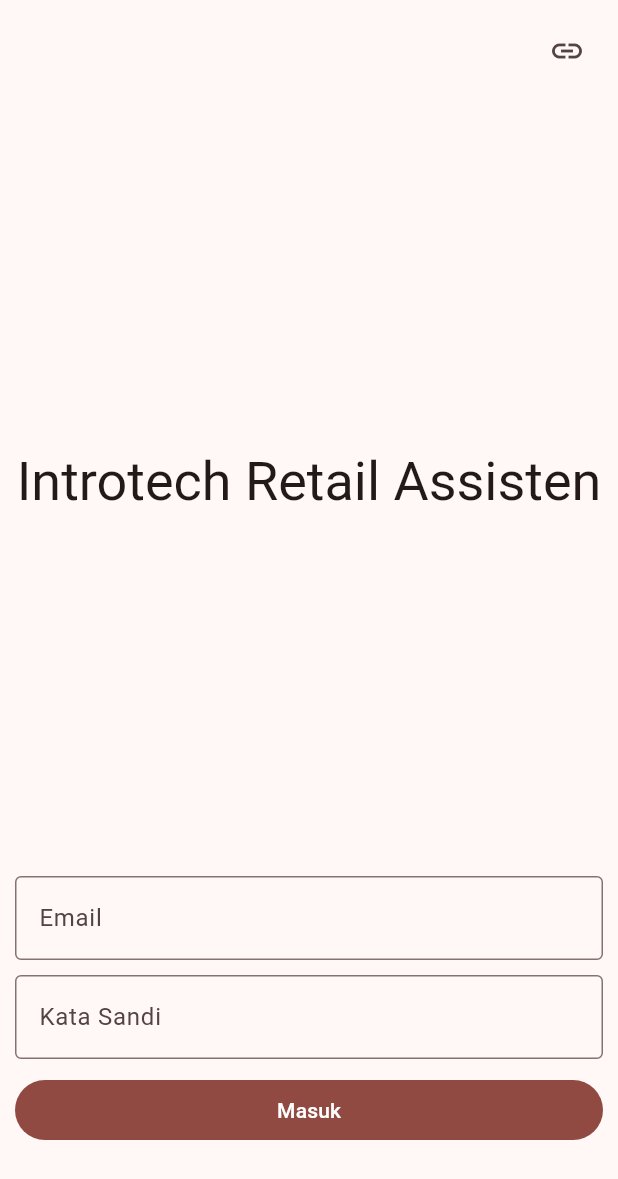
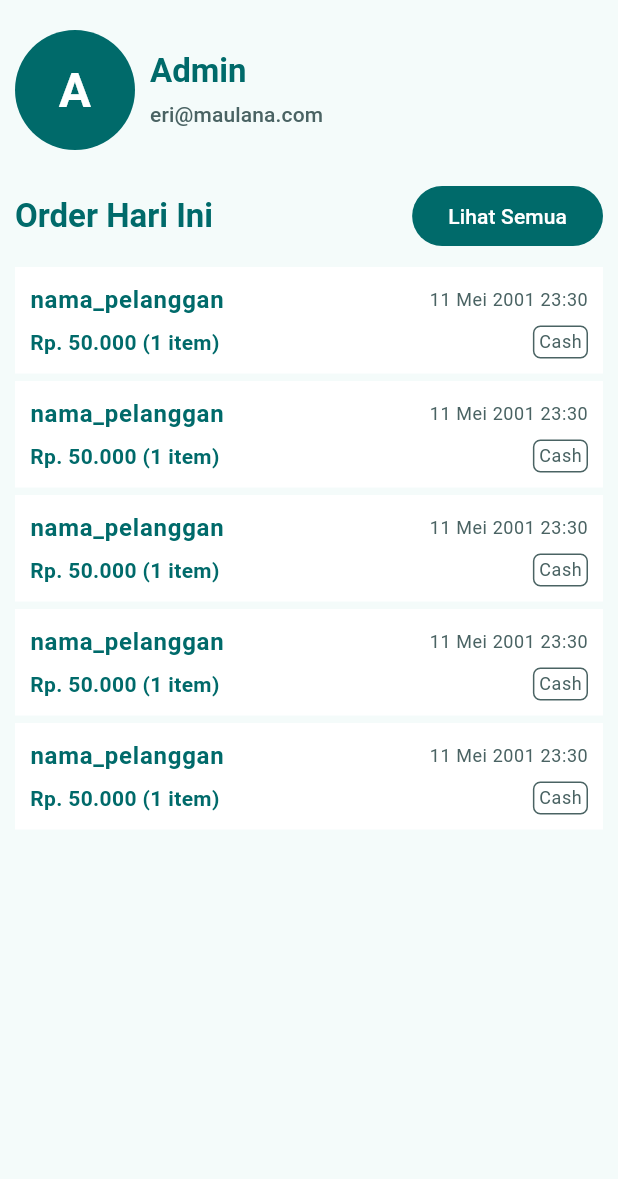
Before and after one commit to eri-maulana/IntraPOS-Mobile, a Flutter app: the screen it shows after launch, after a tap on "Masuk", on a phone screen of 412 x 824 dp. Shown: the top 1179 px of the screen. Run offline on Flutter 3.47's test engine with Material 3 defaults, Android fonts, the phone set to English and light mode, and no system bars; our stand-ins replace dio, freezed_annotation, get_it, pretty_dio_logger, retrofit, shared_preferences; generated files the repository leaves out were written again.

Commit message:
Membangun UI Home Screen

```diff
--- /dev/null
+++ b/lib/app/presentation/home/home_notifier.dart
@@ -0,0 +1,8 @@
+import 'package:intrapos_mobile/core/provider/app_provider.dart';
+
+class HomeNotifier extends AppProvider {
+  @override
+  init(){
+    throw UnimplementedError();
+  }
+}
--- /dev/null
+++ b/lib/app/presentation/home/home_screen.dart
@@ -0,0 +1,186 @@
+import 'package:flutter/material.dart';
+import 'package:intrapos_mobile/app/presentation/home/home_notifier.dart';
+import 'package:intrapos_mobile/core/helper/global_helper.dart';
+import 'package:intrapos_mobile/core/widget/app_widget.dart';
+import 'package:flutter/widgets.dart';
+
+class HomeScreen extends AppWidget<HomeNotifier, void, void> {
+  @override
+  Widget bodyBuild(BuildContext context) {
+    return SafeArea(
+        child: RefreshIndicator(
+            onRefresh: () => notifier.init(),
+            child: ListView(
+              children: [
+                _headerLayout(context),
+                _orderTodayLayout(context),
+              ],
+            )));
+  }
+
+  _headerLayout(BuildContext context) {
+    return Padding(
+      padding: const EdgeInsets.all(10),
+      child: Column(
+        children: [
+          SizedBox(
+            height: 10,
+          ),
+          Row(
+            children: [
+              CircleAvatar(
+                radius: 40,
+                backgroundColor: GlobalHelper.getColorScheme(context).primary,
+                child: Text(
+                  'A',
+                  style: GlobalHelper.getTextTheme(context,
+                          appTextStyle: AppTextStyle.HEADLINE_LARGE)
+                      ?.copyWith(
+                          fontWeight: FontWeight.bold,
+                          color:
+                              GlobalHelper.getColorScheme(context).onPrimary),
+                ),
+              ),
+              SizedBox(
+                width: 10,
+              ),
+              Expanded(
+                child: Column(
+                  crossAxisAlignment: CrossAxisAlignment.start,
+                  children: [
+                    Text(
+                      'Admin',
+                      style: GlobalHelper.getTextTheme(context,
+                              appTextStyle: AppTextStyle.TITLE_LARGE)
+                          ?.copyWith(
+                              color:
+                                  GlobalHelper.getColorScheme(context).primary,
+                              fontWeight: FontWeight.bold),
+                    ),
+                    SizedBox(
+                      height: 5,
+                    ),
+                    Text(
+                      'eri@maulana.com',
+                      style: GlobalHelper.getTextTheme(context,
+                              appTextStyle: AppTextStyle.LABEL_LARGE)
+                          ?.copyWith(
+                              color: GlobalHelper.getColorScheme(context)
+                                  .secondary),
+                    )
+                  ],
+                ),
+              )
+            ],
+          ),
+          SizedBox(
+            height: 10,
+          ),
+        ],
+      ),
+    );
+  }
+
+  _orderTodayLayout(BuildContext context) {
+    return Padding(
+      padding: const EdgeInsets.symmetric(horizontal: 10),
+      child: Column(
+        children: [
+          Row(
+            children: [
+              Expanded(
+                child: Text(
+                  'Order Hari Ini',
+                  style: GlobalHelper.getTextTheme(context,
+                          appTextStyle: AppTextStyle.TITLE_LARGE)
+                      ?.copyWith(
+                          color: GlobalHelper.getColorScheme(context).primary,
+                          fontWeight: FontWeight.bold),
+                ),
+              ),
+              FilledButton(onPressed: () {}, child: Text('Lihat Semua'))
+            ],
+          ),
+          SizedBox(
+            height: 10,
+          ),
+          ListView.separated(
+            physics: NeverScrollableScrollPhysics(),
+            shrinkWrap: true,
+            separatorBuilder: (context, index) => SizedBox(
+              height: 5,
+            ),
+            itemCount: 5,
+            itemBuilder: (context, index) {
+              return _itemOrderLayout(context);
+            },
+          )
+        ],
+      ),
+    );
+  }
+
+  _itemOrderLayout(BuildContext context) {
+    return Container(
+        padding: EdgeInsets.all(10),
+        decoration: BoxDecoration(color: Colors.white),
+        child: Column(
+          children: [
+            Row(
+              mainAxisAlignment: MainAxisAlignment.spaceBetween,
+              children: [
+                Text(
+                  'nama_pelanggan',
+                  style: GlobalHelper.getTextTheme(context,
+                          appTextStyle: AppTextStyle.BODY_LARGE)
+                      ?.copyWith(
+                          color: GlobalHelper.getColorScheme(context).primary,
+                          fontWeight: FontWeight.bold),
+                ),
+                Text(
+                  '11 Mei 2001 23:30',
+                  style: GlobalHelper.getTextTheme(context,
+                          appTextStyle: AppTextStyle.BODY_SMALL)
+                      ?.copyWith(
+                          color:
+                              GlobalHelper.getColorScheme(context).secondary),
+                )
+              ],
+            ),
+            SizedBox(
+              height: 5,
+            ),
+            Row(
+              mainAxisAlignment: MainAxisAlignment.spaceBetween,
+              children: [
+                Text(
+                  'Rp. 50.000 (1 item)',
+                  style: GlobalHelper.getTextTheme(context,
+                          appTextStyle: AppTextStyle.BODY_MEDIUM)
+                      ?.copyWith(
+                          color: GlobalHelper.getColorScheme(context).primary,
+                          fontWeight: FontWeight.bold),
+                ),
+                Container(
+                  padding: EdgeInsets.symmetric(vertical: 2, horizontal: 3),
+                  decoration: BoxDecoration(
+                      border: Border.all(
+                          width: 1,
+                          color:
+                              GlobalHelper.getColorScheme(context).secondary),
+                      borderRadius: BorderRadius.circular(5)),
+                  child: Text(
+                    'Cash',
+                    style: GlobalHelper.getTextTheme(context,
+                            appTextStyle: AppTextStyle.BODY_SMALL)
+                        ?.copyWith(
+                            color:
+                                GlobalHelper.getColorScheme(context).secondary),
+                  ),
+                )
+              ],
+            )
+          ],
+        ));
+  }
+}
--- a/lib/app/presentation/login/login_screen.dart
+++ b/lib/app/presentation/login/login_screen.dart
@@ -1,4 +1,5 @@
 import 'package:flutter/material.dart';
+import 'package:intrapos_mobile/app/presentation/home/home_screen.dart';
 import 'package:intrapos_mobile/app/presentation/login/login_notifier.dart';
 import 'package:intrapos_mobile/core/helper/dialog_helper.dart';
 import 'package:intrapos_mobile/core/helper/global_helper.dart';
@@ -45,7 +46,7 @@ class LoginScreen extends AppWidget<LoginNotifier, void, void> {
           ),
           Container(
               width: double.maxFinite,
-              child: FilledButton(onPressed: () {}, child: Text('Masuk'))),
+              child: FilledButton(onPressed: () => _onPressLogin(context), child: Text('Masuk'))),
           SizedBox(
             height: 50,
           )
@@ -73,4 +74,9 @@ class LoginScreen extends AppWidget<LoginNotifier, void, void> {
           ],
         ));
   }
+
+  _onPressLogin(BuildContext context) {
+    Navigator.pushReplacement(context, MaterialPageRoute(builder: (context) => HomeScreen(),));
+
+  }
 }
--- a/lib/core/di/dependency.dart
+++ b/lib/core/di/dependency.dart
@@ -1,5 +1,6 @@
 import 'package:get_it/get_it.dart';
 import 'package:dio/dio.dart';
+import 'package:intrapos_mobile/app/presentation/home/home_notifier.dart';
 import 'package:intrapos_mobile/app/presentation/login/login_notifier.dart';
 import 'package:intrapos_mobile/core/network/app_interceptor.dart';
 import 'package:pretty_dio_logger/pretty_dio_logger.dart';
@@ -23,4 +24,7 @@ void initDependency() {
   sl.registerFactoryParam<LoginNotifier, void, void>(
     (param1, param2) => LoginNotifier(),
   );
+  sl.registerFactoryParam<HomeNotifier, void, void>(
+    (param1, param2) => HomeNotifier(),
+  );
 }
--- a/lib/main.dart
+++ b/lib/main.dart
@@ -19,7 +19,7 @@ class MyApp extends StatelessWidget {
   Widget build(BuildContext context) {
     return MaterialApp(
       debugShowCheckedModeBanner: false,
-      theme: ThemeData(colorSchemeSeed: Colors.red),
+      theme: ThemeData(useMaterial3: true,colorSchemeSeed: Colors.cyanAccent),
       home: Scaffold(
         body: LoginScreen(),
       ),
```
